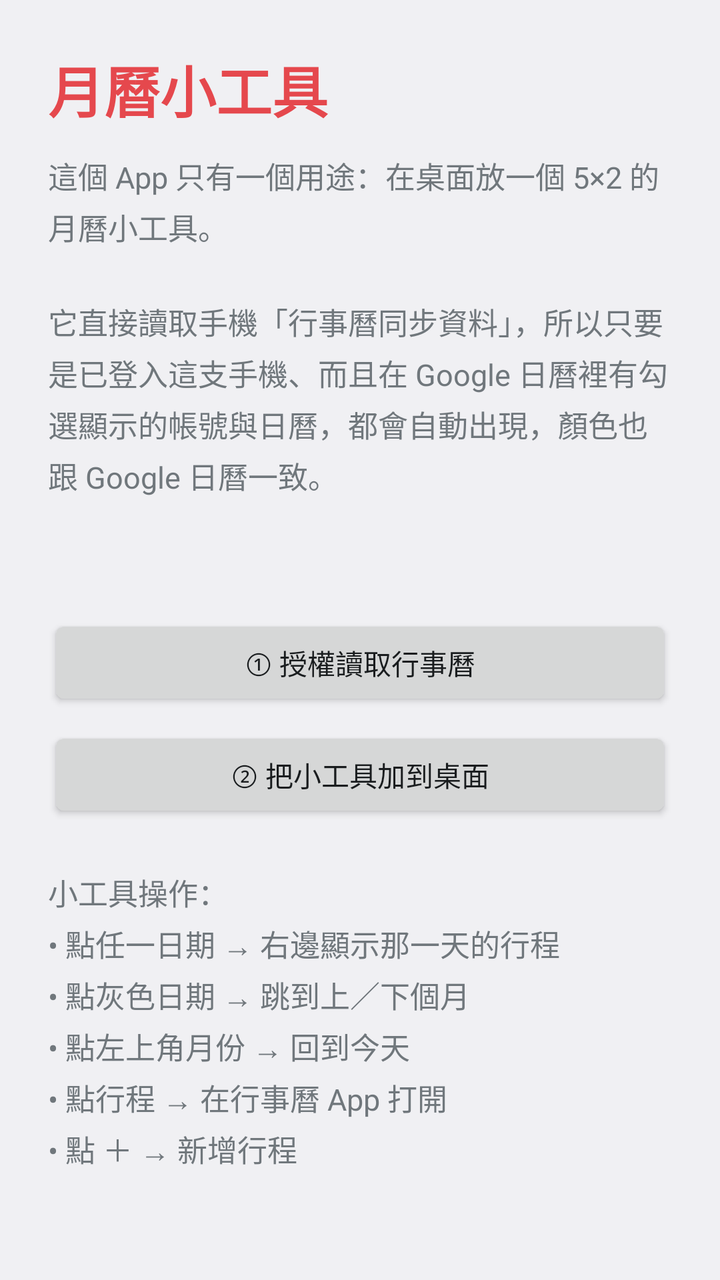
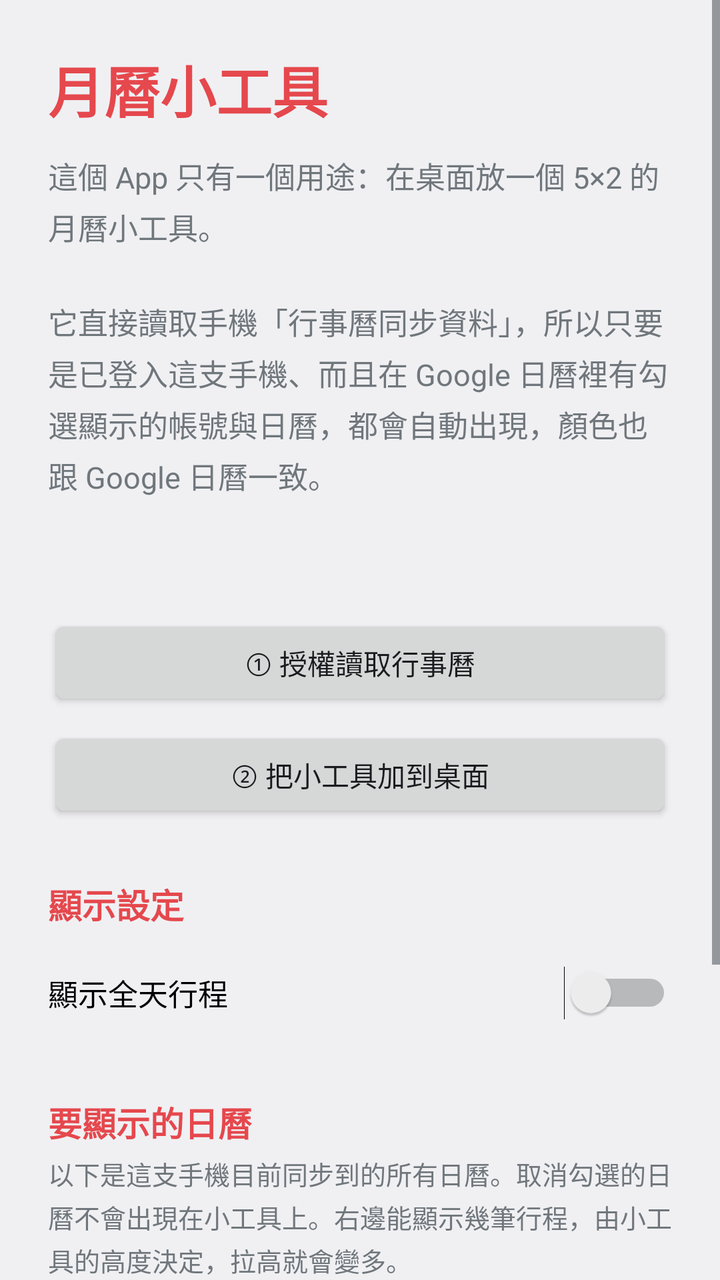

Screens rendered from an Android XML layout before and after an edit, with the pre-edit source and the edit as a unified diff.
<!-- AndroidManifest.xml: application theme android:Theme.DeviceDefault.DayNight -->
<!-- res/layout/activity_main.xml -->
<?xml version="1.0" encoding="utf-8"?>
<ScrollView xmlns:android="http://schemas.android.com/apk/res/android"
    android:layout_width="match_parent"
    android:layout_height="match_parent"
    android:fitsSystemWindows="true">

    <LinearLayout
        android:layout_width="match_parent"
        android:layout_height="wrap_content"
        android:orientation="vertical"
        android:padding="24dp">

        <TextView
            android:layout_width="wrap_content"
            android:layout_height="wrap_content"
            android:text="@string/main_title"
            android:textColor="@color/accent"
            android:textSize="28sp"
            android:textStyle="bold" />

        <TextView
            android:layout_width="match_parent"
            android:layout_height="wrap_content"
            android:layout_marginTop="12dp"
            android:lineSpacingExtra="4dp"
            android:text="@string/main_intro"
            android:textSize="15sp" />

        <TextView
            android:id="@+id/status"
            android:layout_width="match_parent"
            android:layout_height="wrap_content"
            android:layout_marginTop="24dp"
            android:textSize="17sp"
            android:textStyle="bold" />

        <Button
            android:id="@+id/btn_grant"
            android:layout_width="match_parent"
            android:layout_height="wrap_content"
            android:layout_marginTop="12dp"
            android:text="@string/btn_grant" />

        <Button
            android:id="@+id/btn_pin"
            android:layout_width="match_parent"
            android:layout_height="wrap_content"
            android:layout_marginTop="8dp"
            android:text="@string/btn_pin" />

        <TextView
            android:layout_width="match_parent"
            android:layout_height="wrap_content"
            android:layout_marginTop="24dp"
            android:lineSpacingExtra="4dp"
            android:text="@string/main_tips"
            android:textSize="15sp" />
    </LinearLayout>
</ScrollView>
<!-- resources referenced by this layout -->
<resources>
  <color name="accent">#E5484D</color>
  <string name="btn_grant">① 授權讀取行事曆</string>
  <string name="btn_pin">② 把小工具加到桌面</string>
  <string name="main_intro">這個 App 只有一個用途：在桌面放一個 5×2 的月曆小工具。\n\n它直接讀取手機「行事曆同步資料」，所以只要是已登入這支手機、而且在 Google 日曆裡有勾選顯示的帳號與日曆，都會自動出現，顏色也跟 Google 日曆一致。</string>
  <string name="main_tips">小工具操作：\n• 點任一日期 → 右邊顯示那一天的行程\n• 點灰色日期 → 跳到上／下個月\n• 點左上角月份 → 回到今天\n• 點行程 → 在行事曆 App 打開\n• 點 ＋ → 新增行程</string>
  <string name="main_title">月曆小工具</string>
</resources>

<!-- the commit's change to res/layout/activity_main.xml (unified diff, before → after) -->
@@ -51,7 +51,49 @@
         <TextView
             android:layout_width="match_parent"
             android:layout_height="wrap_content"
-            android:layout_marginTop="24dp"
+            android:layout_marginTop="28dp"
+            android:text="@string/section_display"
+            android:textColor="@color/accent"
+            android:textSize="17sp"
+            android:textStyle="bold" />
+
+        <Switch
+            android:id="@+id/switch_all_day"
+            android:layout_width="match_parent"
+            android:layout_height="wrap_content"
+            android:layout_marginTop="8dp"
+            android:minHeight="48dp"
+            android:text="@string/show_all_day"
+            android:textSize="15sp" />
+
+        <TextView
+            android:layout_width="match_parent"
+            android:layout_height="wrap_content"
+            android:layout_marginTop="28dp"
+            android:text="@string/section_calendars"
+            android:textColor="@color/accent"
+            android:textSize="17sp"
+            android:textStyle="bold" />
+
+        <TextView
+            android:layout_width="match_parent"
+            android:layout_height="wrap_content"
+            android:layout_marginTop="4dp"
+            android:lineSpacingExtra="3dp"
+            android:text="@string/calendars_hint"
+            android:textSize="13sp" />
+
+        <LinearLayout
+            android:id="@+id/calendars"
+            android:layout_width="match_parent"
+            android:layout_height="wrap_content"
+            android:layout_marginTop="8dp"
+            android:orientation="vertical" />
+
+        <TextView
+            android:layout_width="match_parent"
+            android:layout_height="wrap_content"
+            android:layout_marginTop="28dp"
             android:lineSpacingExtra="4dp"
             android:text="@string/main_tips"
             android:textSize="15sp" />
<!-- resource entries referenced after the edit -->
@@ -3,8 +3,12 @@
   <color name="accent">#E5484D</color>
   <string name="btn_grant">① 授權讀取行事曆</string>
   <string name="btn_pin">② 把小工具加到桌面</string>
+  <string name="calendars_hint">以下是這支手機目前同步到的所有日曆。取消勾選的日曆不會出現在小工具上。右邊能顯示幾筆行程，由小工具的高度決定，拉高就會變多。</string>
   <string name="main_intro">這個 App 只有一個用途：在桌面放一個 5×2 的月曆小工具。\n\n它直接讀取手機「行事曆同步資料」，所以只要是已登入這支手機、而且在 Google 日曆裡有勾選顯示的帳號與日曆，都會自動出現，顏色也跟 Google 日曆一致。</string>
   <string name="main_tips">小工具操作：\n• 點任一日期 → 右邊顯示那一天的行程\n• 點灰色日期 → 跳到上／下個月\n• 點左上角月份 → 回到今天\n• 點行程 → 在行事曆 App 打開\n• 點 ＋ → 新增行程</string>
   <string name="main_title">月曆小工具</string>
+  <string name="section_calendars">要顯示的日曆</string>
+  <string name="section_display">顯示設定</string>
+  <string name="show_all_day">顯示全天行程</string>
 </resources>
 
